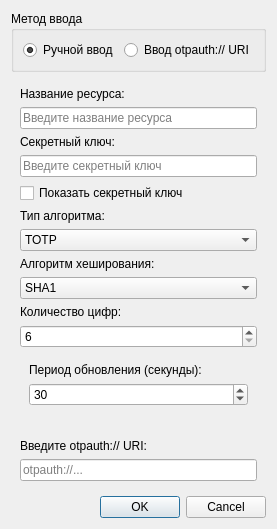
Above: add_account.ui from olejatorqq/otp-mfa before the change. Below: the same form after it.
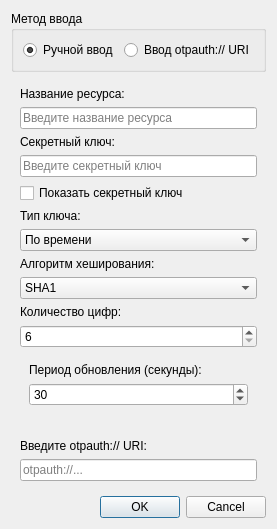
That is the form after the change.

Commit message: Changed otp window ui

Patch:
```diff
--- a/add_account.ui
+++ b/add_account.ui
@@ -79,7 +79,7 @@
       <item>
        <widget class="QLabel" name="labelType">
         <property name="text">
-         <string>Тип алгоритма:</string>
+         <string>Тип ключа:</string>
         </property>
        </widget>
       </item>
@@ -87,7 +87,7 @@
        <widget class="QComboBox" name="typeComboBox">
         <item>
          <property name="text">
-          <string>TOTP</string>
+          <string>По времени</string>
          </property>
         </item>
         <item>
```
Left out of the diff: 10 changed lines with no effect on the pictures. The commit also changes 4 other files.
